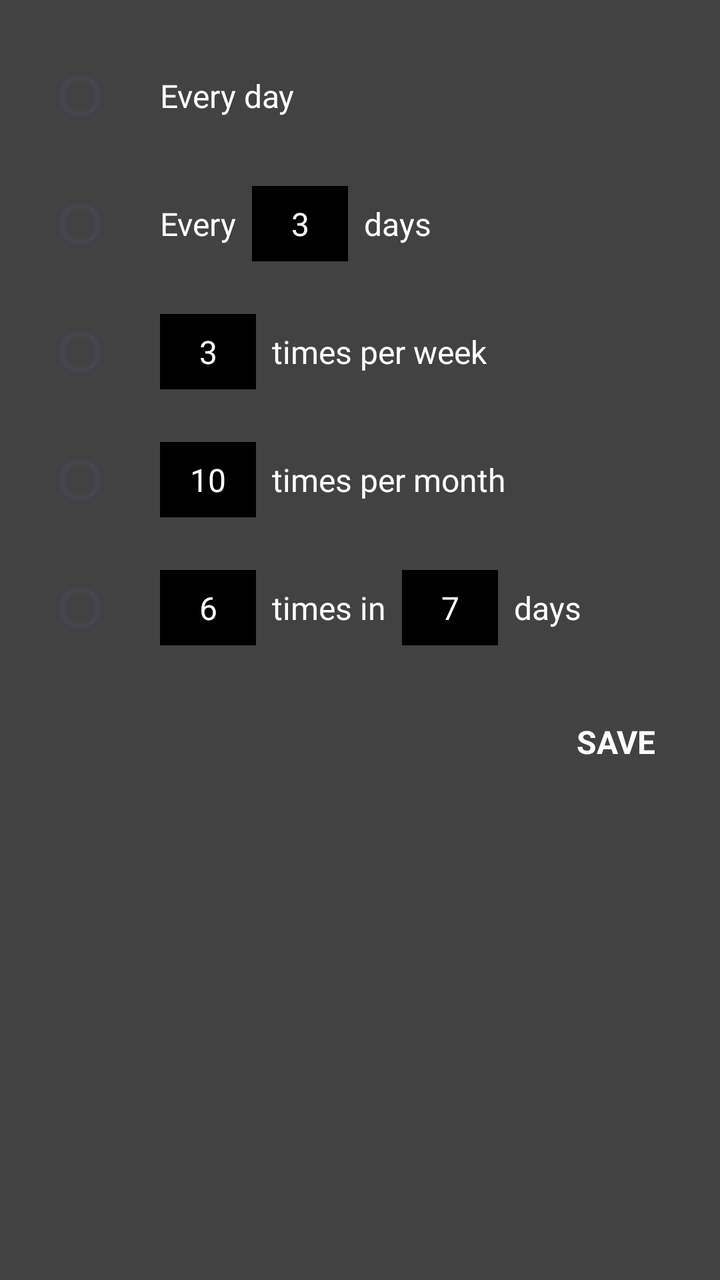
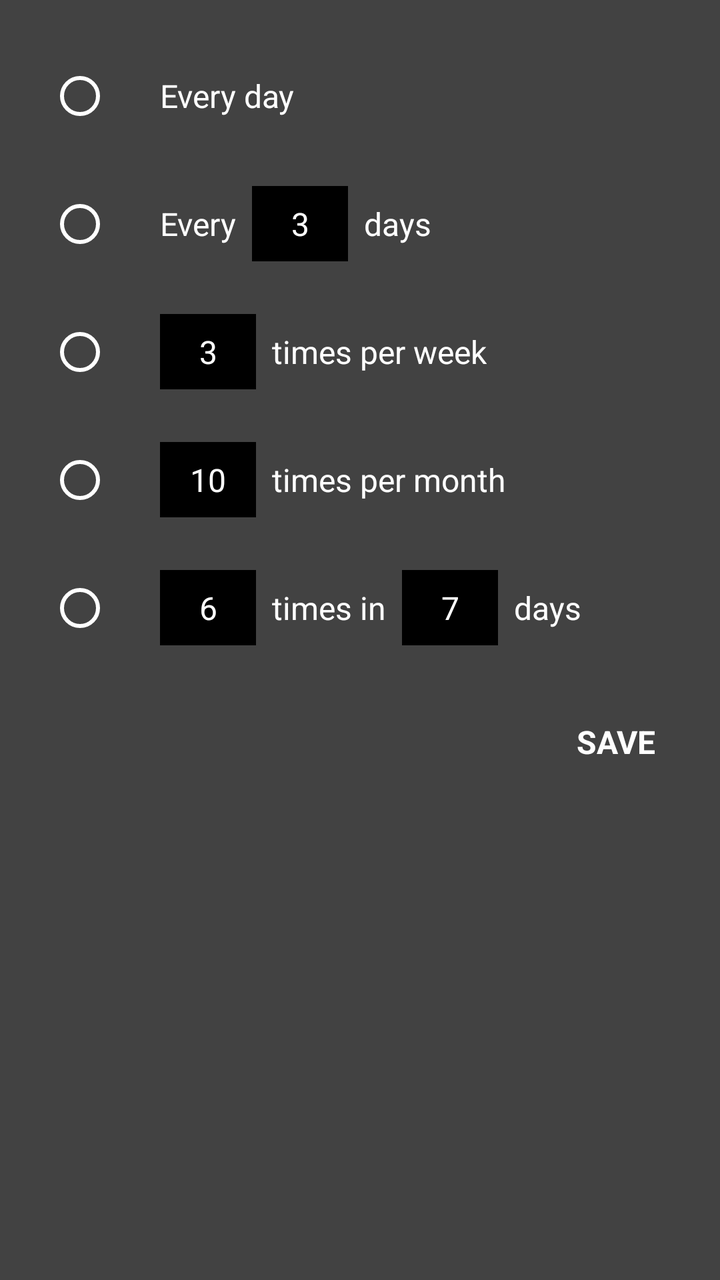

Two renders of the same Android screen: before a commit and after it. Below are the layout's source before the change and the commit's diff.
<!-- AndroidManifest.xml: application theme Theme.PBD3FinalCapstone -->
<!-- res/layout/dialog_freq_opt_yesno.xml -->
<?xml version="1.0" encoding="utf-8"?>
<LinearLayout xmlns:android="http://schemas.android.com/apk/res/android"
    android:layout_width="match_parent"
    android:layout_height="wrap_content"
    xmlns:app="http://schemas.android.com/apk/res-auto"
    android:background="#424242"
    android:orientation="vertical"
    android:padding="24dp">

    <RadioGroup
        android:id="@+id/radio_group_freq"
        android:layout_width="match_parent"
        android:layout_height="wrap_content"
        android:orientation="vertical">

        <LinearLayout
            android:layout_width="match_parent"
            android:layout_height="wrap_content"
            android:layout_marginBottom="16dp"
            android:gravity="center_vertical"
            android:orientation="horizontal">

            <RadioButton
                android:id="@+id/radio_every_day"
                android:layout_width="wrap_content"
                android:layout_height="wrap_content"
                android:buttonTint="#BDBDBD" />

            <TextView
                android:layout_width="wrap_content"
                android:layout_height="wrap_content"
                android:layout_marginStart="8dp"
                android:text="Every day"
                android:textColor="#FFFFFF"
                android:textSize="16sp" />
        </LinearLayout>

        <LinearLayout
            android:layout_width="match_parent"
            android:layout_height="wrap_content"
            android:layout_marginBottom="16dp"
            android:gravity="center_vertical"
            android:orientation="horizontal">

            <RadioButton
                android:id="@+id/radio_every_x_days"
                android:layout_width="wrap_content"
                android:layout_height="wrap_content"
                android:buttonTint="#BDBDBD" />

            <TextView
                android:layout_width="wrap_content"
                android:layout_height="wrap_content"
                android:layout_marginStart="8dp"
                android:text="Every"
                android:textColor="#FFFFFF"
                android:textSize="16sp" />

            <EditText
                android:id="@+id/edit_every_x_days"
                android:layout_width="48dp"
                android:layout_height="wrap_content"
                android:layout_marginStart="8dp"
                android:layout_marginEnd="8dp"
                android:background="#000000"
                android:gravity="center"
                android:inputType="number"
                android:padding="8dp"
                android:text="3"
                android:textColor="#FFFFFF"
                android:textSize="16sp" />

            <TextView
                android:layout_width="wrap_content"
                android:layout_height="wrap_content"
                android:text="days"
                android:textColor="#FFFFFF"
                android:textSize="16sp" />
        </LinearLayout>

        <LinearLayout
            android:layout_width="match_parent"
            android:layout_height="wrap_content"
            android:layout_marginBottom="16dp"
            android:gravity="center_vertical"
            android:orientation="horizontal">

            <RadioButton
                android:id="@+id/radio_times_per_week"
                android:layout_width="wrap_content"
                android:layout_height="wrap_content"
                android:buttonTint="#BDBDBD" />

            <EditText
                android:id="@+id/edit_times_per_week"
                android:layout_width="48dp"
                android:layout_height="wrap_content"
                android:layout_marginStart="8dp"
                android:layout_marginEnd="8dp"
                android:background="#000000"
                android:gravity="center"
                android:inputType="number"
                android:padding="8dp"
                android:text="3"
                android:textColor="#FFFFFF"
                android:textSize="16sp" />

            <TextView
                android:layout_width="wrap_content"
                android:layout_height="wrap_content"
                android:text="times per week"
                android:textColor="#FFFFFF"
                android:textSize="16sp" />
        </LinearLayout>

        <LinearLayout
            android:layout_width="match_parent"
            android:layout_height="wrap_content"
            android:layout_marginBottom="16dp"
            android:gravity="center_vertical"
            android:orientation="horizontal">

            <RadioButton
                android:id="@+id/radio_times_per_month"
                android:layout_width="wrap_content"
                android:layout_height="wrap_content"
                android:buttonTint="#BDBDBD" />

            <EditText
                android:id="@+id/edit_times_per_month"
                android:layout_width="48dp"
                android:layout_height="wrap_content"
                android:layout_marginStart="8dp"
                android:layout_marginEnd="8dp"
                android:background="#000000"
                android:gravity="center"
                android:inputType="number"
                android:padding="8dp"
                android:text="10"
                android:textColor="#FFFFFF"
                android:textSize="16sp" />

            <TextView
                android:layout_width="wrap_content"
                android:layout_height="wrap_content"
                android:text="times per month"
                android:textColor="#FFFFFF"
                android:textSize="16sp" />
        </LinearLayout>

        <LinearLayout
            android:layout_width="match_parent"
            android:layout_height="wrap_content"
            android:layout_marginBottom="24dp"
            android:gravity="center_vertical"
            android:orientation="horizontal">

            <RadioButton
                android:id="@+id/radio_times_in_days"
                android:layout_width="wrap_content"
                android:layout_height="wrap_content"
                android:buttonTint="#BDBDBD"/>

            <EditText
                android:id="@+id/edit_times_in_days_x"
                android:layout_width="48dp"
                android:layout_height="wrap_content"
                android:layout_marginStart="8dp"
                android:layout_marginEnd="8dp"
                android:background="#000000"
                android:gravity="center"
                android:inputType="number"
                android:padding="8dp"
                android:text="6"
                android:textColor="#FFFFFF"
                android:textSize="16sp" />

            <TextView
                android:layout_width="wrap_content"
                android:layout_height="wrap_content"
                android:text="times in"
                android:textColor="#FFFFFF"
                android:textSize="16sp" />

            <EditText
                android:id="@+id/edit_times_in_days_y"
                android:layout_width="48dp"
                android:layout_height="wrap_content"
                android:layout_marginStart="8dp"
                android:layout_marginEnd="8dp"
                android:background="#000000"
                android:gravity="center"
                android:inputType="number"
                android:padding="8dp"
                android:text="7"
                android:textColor="#FFFFFF"
                android:textSize="16sp" />

            <TextView
                android:layout_width="wrap_content"
                android:layout_height="wrap_content"
                android:text="days"
                android:textColor="#FFFFFF"
                android:textSize="16sp" />
        </LinearLayout>

    </RadioGroup>

    <TextView
        android:id="@+id/btn_save"
        android:layout_width="wrap_content"
        android:layout_height="wrap_content"
        android:layout_gravity="end"
        android:padding="8dp"
        android:text="SAVE"
        android:textColor="#FFFFFF"
        android:textSize="16sp"
        android:textStyle="bold" />

</LinearLayout>
<!-- resources referenced by this layout -->
<resources>
  <style name="Theme.PBD3FinalCapstone" parent="Base.Theme.PBD3FinalCapstone" />
  <style name="Base.Theme.PBD3FinalCapstone" parent="Theme.Material3.DayNight.NoActionBar">
          
          
  
          <item name="android:statusBarColor">#82EC54</item>
          <item name="colorPrimary">#FFFFFF</item>
          <item name="colorPrimaryVariant">#FFFFFF</item>
          <item name="colorSecondary">#FFFFFF</item>
          <item name="colorSecondaryVariant">#FFFFFF</item>
          <item name="colorAccent">#FFFFFF</item>
          <item name="android:colorControlActivated">#FFFFFF</item>
          <item name="android:colorControlHighlight">#FFFFFF</item>
          <item name="android:colorPrimary">#FFFFFF</item>
          <item name="android:textColorPrimary">#FFFFFF</item>
          <item name="android:textColorSecondary">#FFFFFF</item>
          <item name="android:editTextColor">#FFFFFF</item>
          <item name="android:textColorHint">#9E9E9E</item>
      </style>
</resources>

<!-- the commit's change to res/layout/dialog_freq_opt_yesno.xml (unified diff, before → after) -->
@@ -24,7 +24,9 @@
                 android:id="@+id/radio_every_day"
                 android:layout_width="wrap_content"
                 android:layout_height="wrap_content"
-                android:buttonTint="#BDBDBD" />
+                app:useMaterialThemeColors="false"
+                app:buttonTint="#FFFFFF"
+                android:buttonTint="#FFFFFF" />
 
             <TextView
                 android:layout_width="wrap_content"
@@ -46,7 +48,9 @@
                 android:id="@+id/radio_every_x_days"
                 android:layout_width="wrap_content"
                 android:layout_height="wrap_content"
-                android:buttonTint="#BDBDBD" />
+                app:useMaterialThemeColors="false"
+                app:buttonTint="#FFFFFF"
+                android:buttonTint="#FFFFFF" />
 
             <TextView
                 android:layout_width="wrap_content"
@@ -89,7 +93,9 @@
                 android:id="@+id/radio_times_per_week"
                 android:layout_width="wrap_content"
                 android:layout_height="wrap_content"
-                android:buttonTint="#BDBDBD" />
+                app:useMaterialThemeColors="false"
+                app:buttonTint="#FFFFFF"
+                android:buttonTint="#FFFFFF" />
 
             <EditText
                 android:id="@+id/edit_times_per_week"
@@ -124,7 +130,9 @@
                 android:id="@+id/radio_times_per_month"
                 android:layout_width="wrap_content"
                 android:layout_height="wrap_content"
-                android:buttonTint="#BDBDBD" />
+                app:useMaterialThemeColors="false"
+                app:buttonTint="#FFFFFF"
+                android:buttonTint="#FFFFFF" />
 
             <EditText
                 android:id="@+id/edit_times_per_month"
@@ -159,7 +167,9 @@
                 android:id="@+id/radio_times_in_days"
                 android:layout_width="wrap_content"
                 android:layout_height="wrap_content"
-                android:buttonTint="#BDBDBD"/>
+                app:useMaterialThemeColors="false"
+                app:buttonTint="#FFFFFF"
+                android:buttonTint="#FFFFFF"/>
 
             <EditText
                 android:id="@+id/edit_times_in_days_x"
